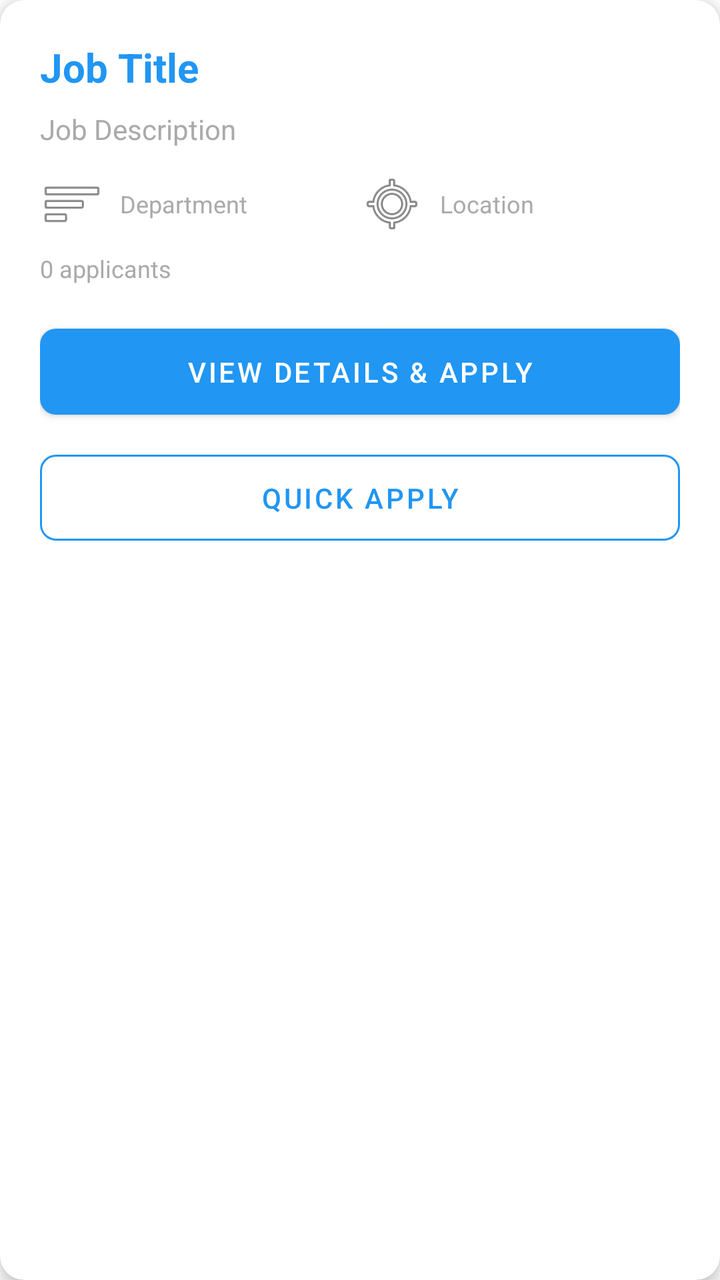
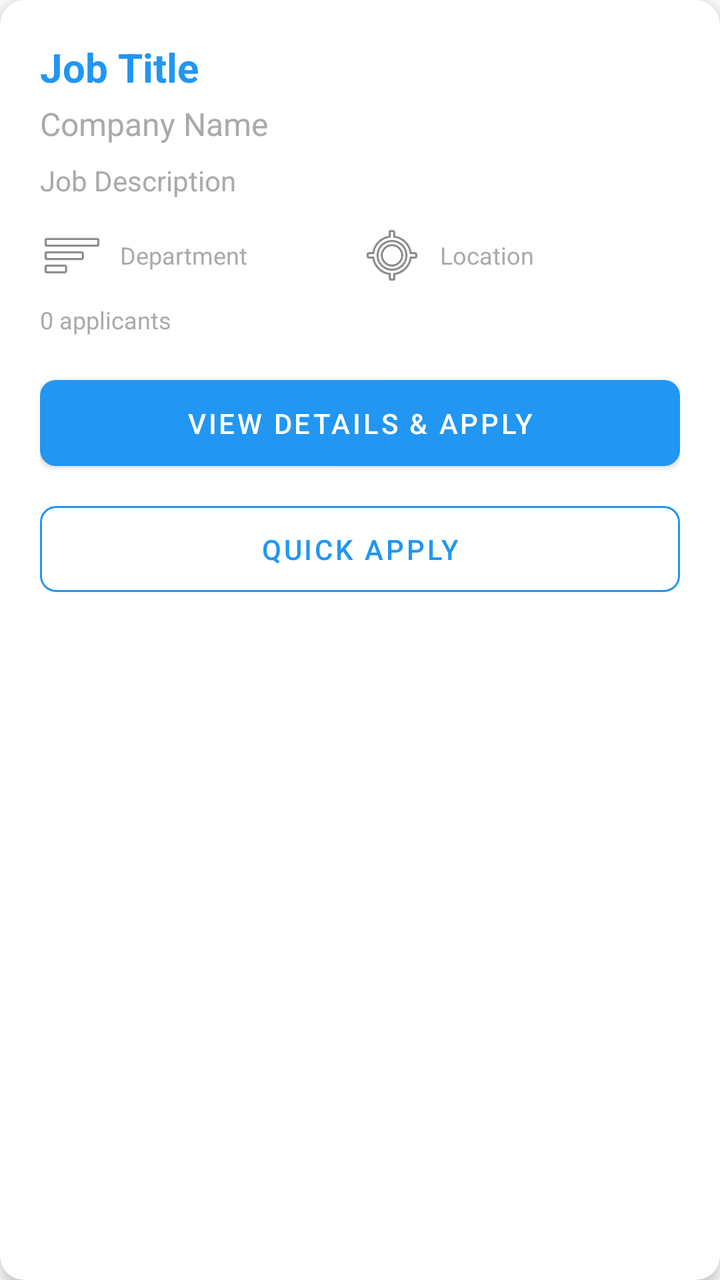

Screens rendered from an Android XML layout before and after an edit, with the pre-edit source and the edit as a unified diff.
<!-- AndroidManifest.xml: application theme Theme.UnifiedHRSystem -->
<!-- res/layout/item_jobseeker_job.xml -->
<?xml version="1.0" encoding="utf-8"?>
<androidx.cardview.widget.CardView xmlns:android="http://schemas.android.com/apk/res/android"
    xmlns:app="http://schemas.android.com/apk/res-auto"
    android:id="@+id/cardView"
    android:layout_width="match_parent"
    android:layout_height="wrap_content"
    android:layout_marginBottom="16dp"
    app:cardCornerRadius="12dp"
    app:cardElevation="4dp"
    android:clickable="true"
    android:focusable="true"
    android:foreground="?android:attr/selectableItemBackground">

    <LinearLayout
        android:layout_width="match_parent"
        android:layout_height="wrap_content"
        android:orientation="vertical"
        android:padding="20dp">

        <TextView
            android:id="@+id/tvTitle"
            android:layout_width="match_parent"
            android:layout_height="wrap_content"
            android:text="Job Title"
            android:textSize="20sp"
            android:textStyle="bold"
            android:textColor="@color/primary"
            android:layout_marginBottom="8dp" />

        <TextView
            android:id="@+id/tvDescription"
            android:layout_width="match_parent"
            android:layout_height="wrap_content"
            android:text="Job Description"
            android:textSize="14sp"
            android:textColor="@android:color/darker_gray"
            android:maxLines="3"
            android:ellipsize="end"
            android:layout_marginBottom="12dp" />

        <LinearLayout
            android:layout_width="match_parent"
            android:layout_height="wrap_content"
            android:orientation="horizontal"
            android:layout_marginBottom="8dp">

            <TextView
                android:id="@+id/tvDepartment"
                android:layout_width="0dp"
                android:layout_height="wrap_content"
                android:layout_weight="1"
                android:text="Department"
                android:textSize="12sp"
                android:textColor="@android:color/darker_gray"
                android:drawableStart="@android:drawable/ic_menu_sort_by_size"
                android:drawablePadding="8dp"
                android:gravity="center_vertical" />

            <TextView
                android:id="@+id/tvLocation"
                android:layout_width="0dp"
                android:layout_height="wrap_content"
                android:layout_weight="1"
                android:text="Location"
                android:textSize="12sp"
                android:textColor="@android:color/darker_gray"
                android:drawableStart="@android:drawable/ic_menu_mylocation"
                android:drawablePadding="8dp"
                android:gravity="center_vertical" />

        </LinearLayout>

        <TextView
            android:id="@+id/tvApplicants"
            android:layout_width="wrap_content"
            android:layout_height="wrap_content"
            android:text="0 applicants"
            android:textSize="12sp"
            android:textColor="@android:color/darker_gray"
            android:layout_marginBottom="16dp" />

        <com.google.android.material.button.MaterialButton
            android:id="@+id/btnViewDetails"
            android:layout_width="match_parent"
            android:layout_height="wrap_content"
            android:text="View Details &amp; Apply"
            android:textSize="14sp"
            android:padding="12dp"
            android:layout_marginBottom="8dp"
            app:cornerRadius="8dp" />

        <com.google.android.material.button.MaterialButton
            android:id="@+id/btnApply"
            android:layout_width="match_parent"
            android:layout_height="wrap_content"
            android:text="Quick Apply"
            android:textSize="14sp"
            android:padding="12dp"
            style="@style/Widget.MaterialComponents.Button.OutlinedButton"
            app:cornerRadius="8dp"
            app:strokeColor="@color/primary" />

    </LinearLayout>
</androidx.cardview.widget.CardView>
<!-- resources referenced by this layout -->
<resources>
  <color name="primary">#FF2196F3</color>
  <style name="Theme.UnifiedHRSystem" parent="Theme.MaterialComponents.DayNight.NoActionBar">
          <item name="colorPrimary">@color/primary</item>
          <item name="colorPrimaryDark">@color/primary_dark</item>
          <item name="colorAccent">@color/accent</item>
          <item name="toolbarStyle">@style/Widget.UnifiedHR.Toolbar</item>
      </style>
  <color name="primary_dark">#FF1976D2</color>
  <color name="accent">#FFFF5722</color>
  <style name="Widget.UnifiedHR.Toolbar" parent="Widget.MaterialComponents.Toolbar">
          <item name="popupTheme">@style/ThemeOverlay.MaterialComponents.Light</item>
          <item name="titleTextColor">@color/white</item>
          <item name="subtitleTextColor">@color/white</item>
      </style>
  <color name="white">#FFFFFFFF</color>
</resources>

<!-- the commit's change to res/layout/item_jobseeker_job.xml (unified diff, before → after) -->
@@ -25,6 +25,15 @@
             android:textSize="20sp"
             android:textStyle="bold"
             android:textColor="@color/primary"
+            android:layout_marginBottom="4dp" />
+
+        <TextView
+            android:id="@+id/tvCompanyName"
+            android:layout_width="match_parent"
+            android:layout_height="wrap_content"
+            android:text="Company Name"
+            android:textSize="16sp"
+            android:textColor="@android:color/darker_gray"
             android:layout_marginBottom="8dp" />
 
         <TextView
<!-- resource entries referenced after the edit -->
@@ -1,14 +1,14 @@
 <!-- resources referenced by this layout -->
 <resources>
-  <color name="primary">#FF2196F3</color>
+  <color name="primary">#2196F3</color>
   <style name="Theme.UnifiedHRSystem" parent="Theme.MaterialComponents.DayNight.NoActionBar">
           <item name="colorPrimary">@color/primary</item>
           <item name="colorPrimaryDark">@color/primary_dark</item>
           <item name="colorAccent">@color/accent</item>
           <item name="toolbarStyle">@style/Widget.UnifiedHR.Toolbar</item>
       </style>
-  <color name="primary_dark">#FF1976D2</color>
-  <color name="accent">#FFFF5722</color>
+  <color name="primary_dark">#1976D2</color>
+  <color name="accent">#4CAF50</color>
   <style name="Widget.UnifiedHR.Toolbar" parent="Widget.MaterialComponents.Toolbar">
           <item name="popupTheme">@style/ThemeOverlay.MaterialComponents.Light</item>
           <item name="titleTextColor">@color/white</item>
